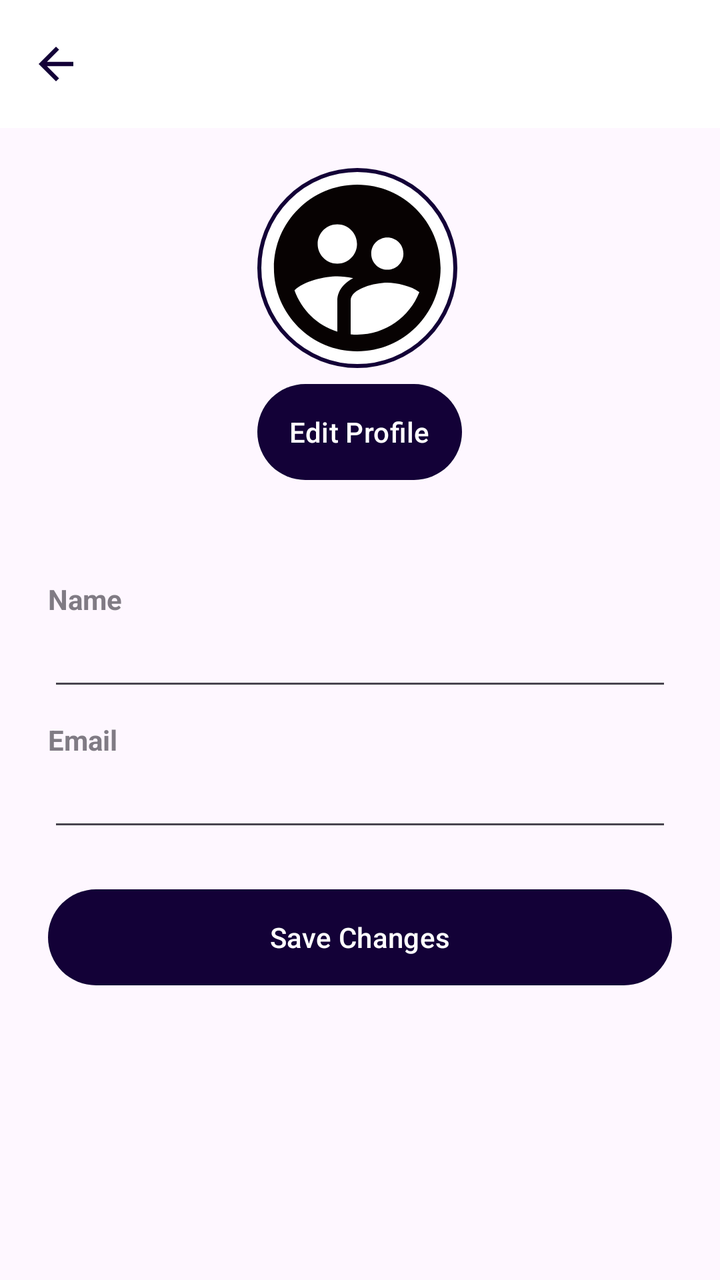
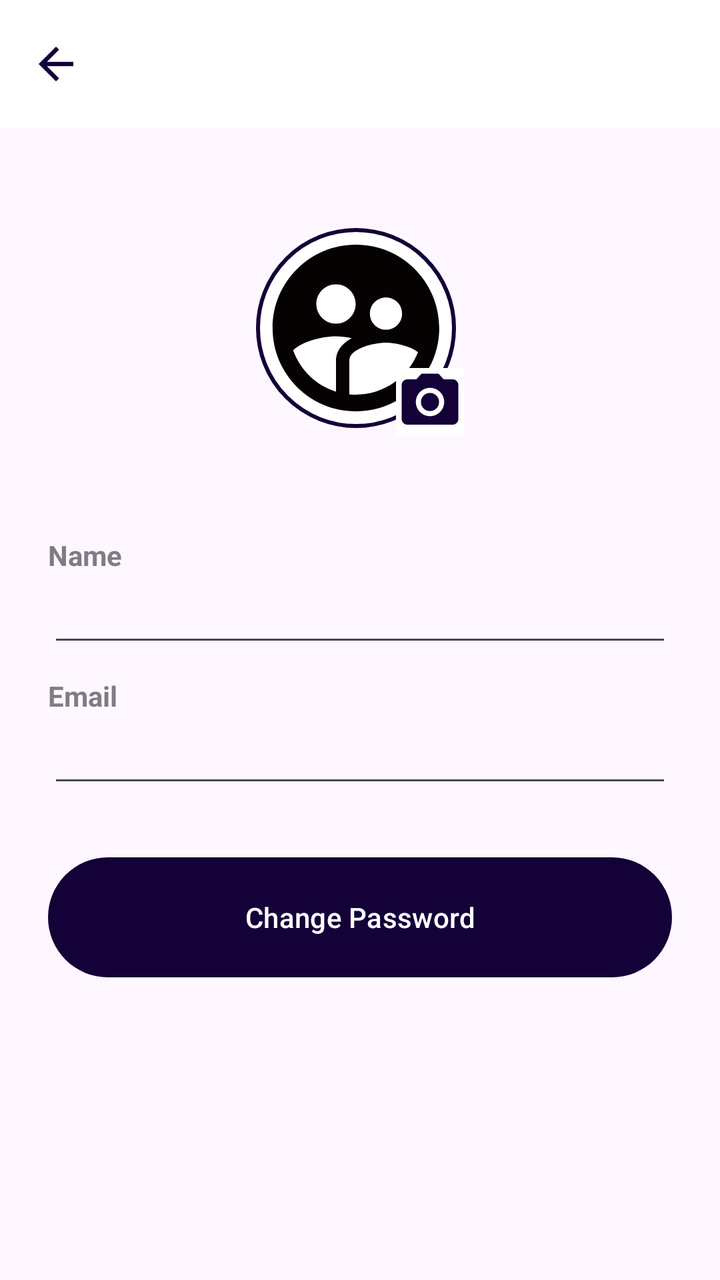

An Android layout rendered at two revisions. The XML below is the earlier revision; the diff shows what the commit changed to produce the second picture.
<!-- AndroidManifest.xml: application theme Theme.Project01 -->
<!-- res/layout/activity_edit_profile.xml -->
<?xml version="1.0" encoding="utf-8"?>
<LinearLayout xmlns:android="http://schemas.android.com/apk/res/android"
    xmlns:app="http://schemas.android.com/apk/res-auto"
    android:layout_width="match_parent"
    android:layout_height="wrap_content"
    android:gravity="center"
    android:orientation="vertical">

    <androidx.appcompat.widget.Toolbar
        android:id="@+id/edittoolbar"
        android:layout_width="match_parent"
        android:layout_height="?attr/actionBarSize"
        android:background="@color/white"
        app:navigationIcon="@drawable/ic_arrovback"
        android:theme="@style/ThemeOverlay.AppCompat.Dark.ActionBar"
        app:titleTextColor="@color/black" />

    <LinearLayout
        android:layout_width="wrap_content"
        android:layout_height="wrap_content"
        android:layout_gravity="center"
        android:layout_marginTop="20dp"
        android:layout_marginBottom="16dp"
        android:orientation="vertical">

        <ImageView
            android:id="@+id/profileImageView"
            android:layout_width="100dp"
            android:layout_height="100dp"
            android:background="@drawable/circle_border"
            android:src="@drawable/ic_defauluser" />

        <Button
            android:id="@+id/buttonEditProfile"
            android:layout_width="wrap_content"
            android:layout_height="wrap_content"
            android:layout_marginTop="8dp"
            android:background="@drawable/round_button"
            android:paddingHorizontal="16dp"
            android:paddingVertical="8dp"
            android:text="Edit Profile"
            android:textColor="@android:color/white"
            android:theme="@style/Theme.Button" /> 
    </LinearLayout>

    <LinearLayout
        android:layout_width="match_parent"
        android:layout_height="match_parent"
        android:orientation="vertical"
        android:padding="24sp">

        <TextView
            android:layout_width="wrap_content"
            android:layout_height="wrap_content"
            android:layout_marginTop="10dp"
            android:layout_marginEnd="110dp"
            android:alpha="0.7"
            android:text="Name"
            android:textStyle="bold" />

        <EditText
            android:id="@+id/editTextUsername"
            android:layout_width="match_parent"
            android:layout_height="wrap_content"
            android:inputType="text" />

        <TextView
            android:layout_width="wrap_content"
            android:layout_height="wrap_content"
            android:layout_marginTop="10dp"
            android:layout_marginEnd="110dp"
            android:alpha="0.7"
            android:text="Email"
            android:textStyle="bold" />

        <EditText
            android:id="@+id/editTextEmail"
            android:layout_width="match_parent"
            android:layout_height="wrap_content"
            android:inputType="textEmailAddress" />

        <Button
            android:id="@+id/buttonSave"
            android:layout_width="match_parent"
            android:layout_height="wrap_content"
            android:layout_marginTop="24dp"
            android:background="@drawable/round_button"
            android:text="Save Changes"
            android:theme="@style/Theme.Button" />

    </LinearLayout>

</LinearLayout>
<!-- resources referenced by this layout -->
<resources>
  <color name="black">#FF000000</color>
  <color name="white">#FFFFFFFF</color>
  <!-- drawable circle_border (drawable) -->
  <shape xmlns:android="http://schemas.android.com/apk/res/android">
      <solid android:color="@android:color/white" />
      <stroke
          android:width="2dp"
          android:color="#130137" />
      <corners android:radius="50dp" />
  </shape>
  <!-- drawable ic_arrovback (drawable) -->
  <vector xmlns:android="http://schemas.android.com/apk/res/android"
      android:autoMirrored="true"
      android:height="26dp"
      android:tint="#130137"
      android:viewportHeight="24"
      android:viewportWidth="24"
      android:width="26dp">
        
      <path android:fillColor="@android:color/white"
  
          android:pathData="M20,11H7.83l5.59,-5.59L12,4l-8,8 8,8 1.41,-1.41L7.83,13H20v-2z"/>
      
  </vector>
  <!-- drawable ic_defauluser (drawable) -->
  <vector xmlns:android="http://schemas.android.com/apk/res/android"
      android:height="100dp"
      android:tint="#070202"
      android:viewportHeight="24"
      android:viewportWidth="24"
      android:width="100dp">
        
      <path android:fillColor="@android:color/white" android:pathData="M11.99,2c-5.52,0 -10,4.48 -10,10s4.48,10 10,10 10,-4.48 10,-10 -4.48,-10 -10,-10zM15.6,8.34c1.07,0 1.93,0.86 1.93,1.93 0,1.07 -0.86,1.93 -1.93,1.93 -1.07,0 -1.93,-0.86 -1.93,-1.93 -0.01,-1.07 0.86,-1.93 1.93,-1.93zM9.6,6.76c1.3,0 2.36,1.06 2.36,2.36 0,1.3 -1.06,2.36 -2.36,2.36s-2.36,-1.06 -2.36,-2.36c0,-1.31 1.05,-2.36 2.36,-2.36zM9.6,15.89v3.75c-2.4,-0.75 -4.3,-2.6 -5.14,-4.96 1.05,-1.12 3.67,-1.69 5.14,-1.69 0.53,0 1.2,0.08 1.9,0.22 -1.64,0.87 -1.9,2.02 -1.9,2.68zM11.99,20c-0.27,0 -0.53,-0.01 -0.79,-0.04v-4.07c0,-1.42 2.94,-2.13 4.4,-2.13 1.07,0 2.92,0.39 3.84,1.15 -1.17,2.97 -4.06,5.09 -7.45,5.09z"/>
      
  </vector>
  <!-- drawable round_button (drawable) -->
  <?xml version="1.0" encoding="utf-8"?>
  <shape xmlns:android="http://schemas.android.com/apk/res/android">
      <solid android:color="#243701"/>
      <corners
          android:topRightRadius="45dp"
          android:topLeftRadius="45dp"
          android:bottomLeftRadius="45dp"
          android:bottomRightRadius="45dp"/>
  </shape>
  <style name="Theme.Button" parent="Theme.Project01">
  
          <item name="colorPrimary">#130137</item>
  
      </style>
  <style name="Theme.Project01" parent="Base.Theme.Project01" />
  <style name="Base.Theme.Project01" parent="Theme.Material3.DayNight.NoActionBar">
          
      </style>
</resources>

<!-- the commit's change to res/layout/activity_edit_profile.xml (unified diff, before → after) -->
@@ -15,11 +15,11 @@
         android:theme="@style/ThemeOverlay.AppCompat.Dark.ActionBar"
         app:titleTextColor="@color/black" />
 
-    <LinearLayout
+    <FrameLayout
         android:layout_width="wrap_content"
         android:layout_height="wrap_content"
         android:layout_gravity="center"
-        android:layout_marginTop="20dp"
+        android:layout_marginTop="50dp"
         android:layout_marginBottom="16dp"
         android:orientation="vertical">
 
@@ -30,18 +30,18 @@
             android:background="@drawable/circle_border"
             android:src="@drawable/ic_defauluser" />
 
-        <Button
+
+        <ImageView
             android:id="@+id/buttonEditProfile"
-            android:layout_width="wrap_content"
-            android:layout_height="wrap_content"
-            android:layout_marginTop="8dp"
-            android:background="@drawable/round_button"
-            android:paddingHorizontal="16dp"
-            android:paddingVertical="8dp"
-            android:text="Edit Profile"
-            android:textColor="@android:color/white"
-            android:theme="@style/Theme.Button" /> 
-    </LinearLayout>
+            android:layout_width="match_parent"
+            android:layout_height="match_parent"
+            android:layout_marginTop="70dp"
+            android:layout_marginStart="70dp"
+            android:background="@color/white"
+            android:src="@drawable/ic_camera"
+            />
+         
+    </FrameLayout>
 
     <LinearLayout
         android:layout_width="match_parent"
@@ -81,11 +81,12 @@
 
         <Button
             android:id="@+id/buttonSave"
+            android:layout_marginTop="30dp"
             android:layout_width="match_parent"
-            android:layout_height="wrap_content"
-            android:layout_marginTop="24dp"
+            android:layout_height="60dp"
             android:background="@drawable/round_button"
-            android:text="Save Changes"
+            android:text="Change Password"
+            android:textColor="@color/white"
             android:theme="@style/Theme.Button" />
 
     </LinearLayout>
<!-- resource entries referenced after the edit -->
@@ -22,6 +22,22 @@
       <path android:fillColor="@android:color/white"
   
           android:pathData="M20,11H7.83l5.59,-5.59L12,4l-8,8 8,8 1.41,-1.41L7.83,13H20v-2z"/>
+      
+  </vector>
+  <!-- drawable ic_camera (drawable) -->
+  <vector
+      xmlns:android="http://schemas.android.com/apk/res/android"
+      android:height="34dp"
+      android:tint="#130137"
+      android:viewportHeight="24"
+      android:viewportWidth="24"
+      android:width="34dp">
+        
+      <path android:fillColor="@android:color/white"
+          android:pathData="M12,12m-3.2,0a3.2,3.2 0,1 1,6.4 0a3.2,3.2 0,1 1,-6.4 0"/>
+        
+      <path android:fillColor="@android:color/white"
+          android:pathData="M9,2L7.17,4L4,4c-1.1,0 -2,0.9 -2,2v12c0,1.1 0.9,2 2,2h16c1.1,0 2,-0.9 2,-2L22,6c0,-1.1 -0.9,-2 -2,-2h-3.17L15,2L9,2zM12,17c-2.76,0 -5,-2.24 -5,-5s2.24,-5 5,-5 5,2.24 5,5 -2.24,5 -5,5z"/>
       
   </vector>
   <!-- drawable ic_defauluser (drawable) -->
